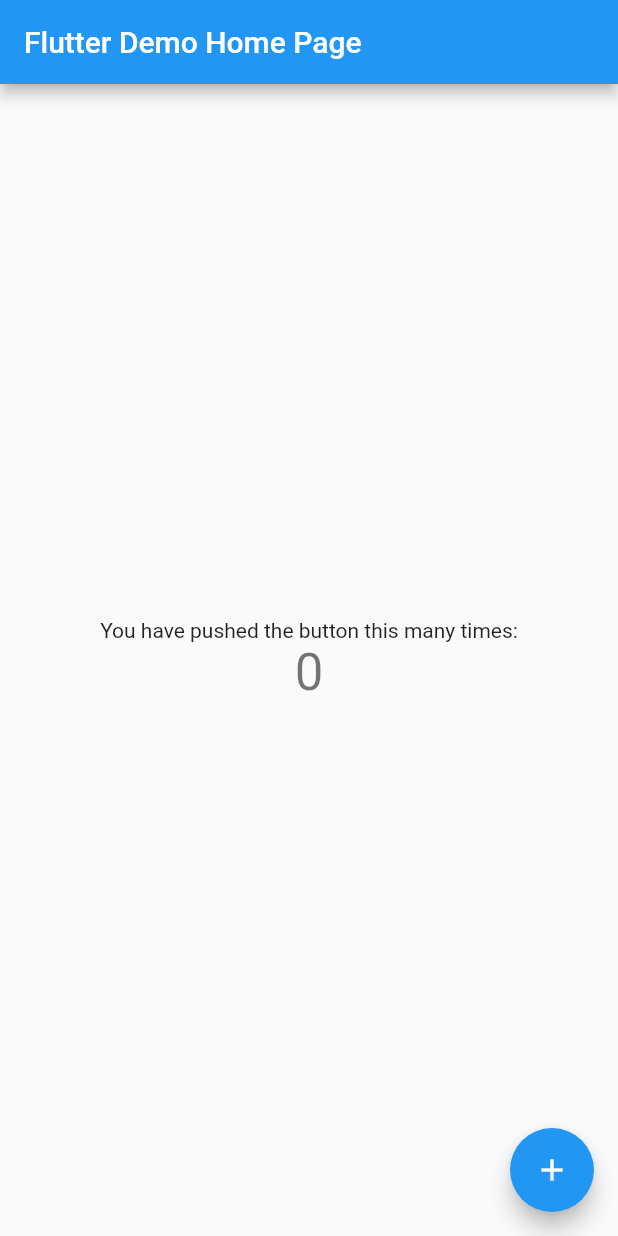
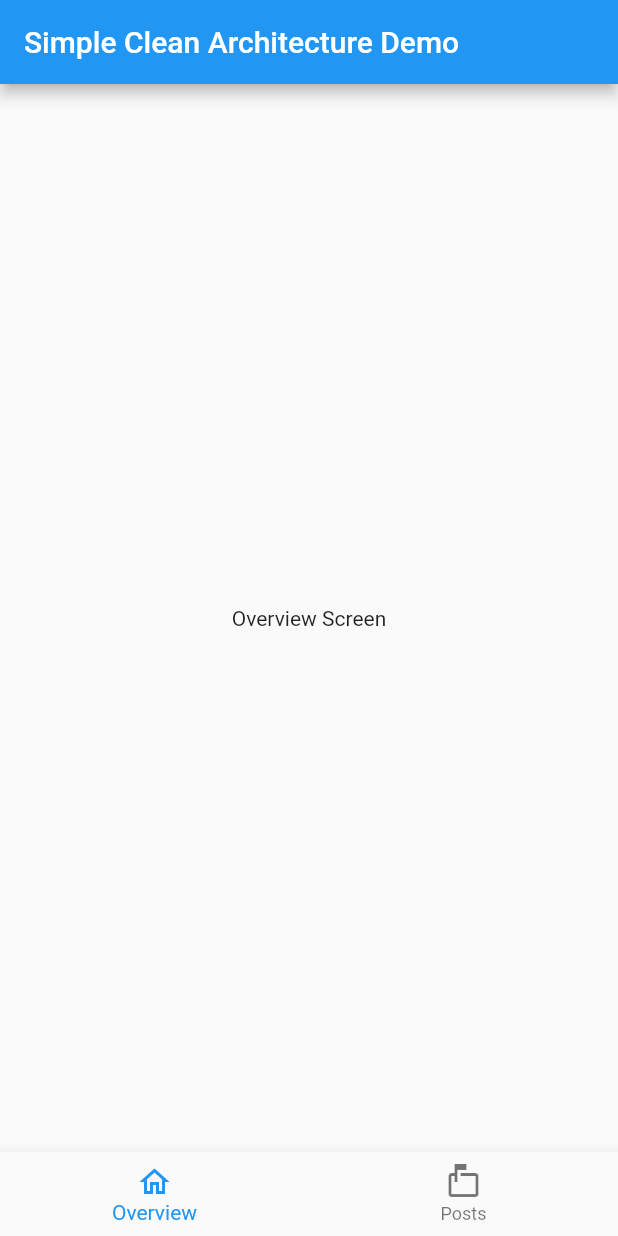
Before and after one commit to dthuesen/architecture_proposal_0, a Flutter app: the screen it shows after launch, on a phone screen of 412 x 824 dp. Run offline on Flutter 3.47's test engine with Material 2 defaults, Android fonts, the phone set to English and light mode, and no system bars; our stand-ins replace dio, equatable, flutter_riverpod.

Commit message:
Implement architectural POC

```diff
--- /dev/null
+++ b/lib/data/remote/jsonplaceholder_typicode_com/jsonplaceholder.dart
@@ -0,0 +1,22 @@
+import 'package:dio/dio.dart';
+
+final Map<String, String> enpoints = {
+  'getPosts': 'https://jsonplaceholder.typicode.com/posts',
+  'getSinglePost': 'https://jsonplaceholder.typicode.com/posts/',
+  'createPost': 'https://jsonplaceholder.typicode.com/posts',
+  'updatePost': 'https://jsonplaceholder.typicode.com/posts/',
+  'patchPost': 'https://jsonplaceholder.typicode.com/posts/',
+  'deletePost': 'https://jsonplaceholder.typicode.com/posts/'
+};
+
+class JsonplaceholderApi {
+  late Response<String> response;
+  final dio = Dio();
+
+  Future<String> getPosts() async {
+    response = await dio.get(enpoints['getPosts']!);
+    // print(
+    //     "In data/remote/jsonplaceholder - response: ${response.data.toString()}");
+    return response.data.toString();
+  }
+}
--- /dev/null
+++ b/lib/domain/repositories/post_repo_abstract.dart
@@ -0,0 +1,5 @@
+import 'package:architecture_proposal_0/data/models/post.dart';
+
+abstract class PostRepo {
+  Future<List<Post>> getAllPosts();
+}
--- /dev/null
+++ b/lib/domain/use_cases/index.dart
@@ -0,0 +1 @@
+export 'get_all_posts.dart';
--- a/lib/main.dart
+++ b/lib/main.dart
@@ -1,7 +1,13 @@
+import 'package:architecture_proposal_0/presentation/pages/home/home.dart';
 import 'package:flutter/material.dart';
+import 'package:flutter_riverpod/flutter_riverpod.dart';
 
 void main() {
-  runApp(MyApp());
+  runApp(
+    ProviderScope(
+      child: MyApp(),
+    ),
+  );
 }
 
 class MyApp extends StatelessWidget {
@@ -11,103 +17,9 @@ class MyApp extends StatelessWidget {
     return MaterialApp(
       title: 'Flutter Demo',
       theme: ThemeData(
-        // This is the theme of your application.
-        //
-        // Try running your application with "flutter run". You'll see the
-        // application has a blue toolbar. Then, without quitting the app, try
-        // changing the primarySwatch below to Colors.green and then invoke
-        // "hot reload" (press "r" in the console where you ran "flutter run",
-        // or simply save your changes to "hot reload" in a Flutter IDE).
-        // Notice that the counter didn't reset back to zero; the application
-        // is not restarted.
         primarySwatch: Colors.blue,
       ),
-      home: MyHomePage(title: 'Flutter Demo Home Page'),
+      home: MyHomePage(),
     );
   }
 }
-
-class MyHomePage extends StatefulWidget {
-  MyHomePage({Key? key, required this.title}) : super(key: key);
-
-  // This widget is the home page of your application. It is stateful, meaning
-  // that it has a State object (defined below) that contains fields that affect
-  // how it looks.
-
-  // This class is the configuration for the state. It holds the values (in this
-  // case the title) provided by the parent (in this case the App widget) and
-  // used by the build method of the State. Fields in a Widget subclass are
-  // always marked "final".
-
-  final String title;
-
-  @override
-  _MyHomePageState createState() => _MyHomePageState();
-}
-
-class _MyHomePageState extends State<MyHomePage> {
-  int _counter = 0;
-
-  void _incrementCounter() {
-    setState(() {
-      // This call to setState tells the Flutter framework that something has
-      // changed in this State, which causes it to rerun the build method below
-      // so that the display can reflect the updated values. If we changed
-      // _counter without calling setState(), then the build method would not be
-      // called again, and so nothing would appear to happen.
-      _counter++;
-    });
-  }
-
-  @override
-  Widget build(BuildContext context) {
-    // This method is rerun every time setState is called, for instance as done
-    // by the _incrementCounter method above.
-    //
-    // The Flutter framework has been optimized to make rerunning build methods
-    // fast, so that you can just rebuild anything that needs updating rather
-    // than having to individually change instances of widgets.
-    return Scaffold(
-      appBar: AppBar(
-        // Here we take the value from the MyHomePage object that was created by
-        // the App.build method, and use it to set our appbar title.
-        title: Text(widget.title),
-      ),
-      body: Center(
-        // Center is a layout widget. It takes a single child and positions it
-        // in the middle of the parent.
-        child: Column(
-          // Column is also a layout widget. It takes a list of children and
-          // arranges them vertically. By default, it sizes itself to fit its
-          // children horizontally, and tries to be as tall as its parent.
-          //
-          // Invoke "debug painting" (press "p" in the console, choose the
-          // "Toggle Debug Paint" action from the Flutter Inspector in Android
-          // Studio, or the "Toggle Debug Paint" command in Visual Studio Code)
-          // to see the wireframe for each widget.
-          //
-          // Column has various properties to control how it sizes itself and
-          // how it positions its children. Here we use mainAxisAlignment to
-          // center the children vertically; the main axis here is the vertical
-          // axis because Columns are vertical (the cross axis would be
-          // horizontal).
-          mainAxisAlignment: MainAxisAlignment.center,
-          children: <Widget>[
-            Text(
-              'You have pushed the button this many times:',
-            ),
-            Text(
-              '$_counter',
-              style: Theme.of(context).textTheme.headline4,
-            ),
-          ],
-        ),
-      ),
-      floatingActionButton: FloatingActionButton(
-        onPressed: _incrementCounter,
-        tooltip: 'Increment',
-        child: Icon(Icons.add),
-      ), // This trailing comma makes auto-formatting nicer for build methods.
-    );
-  }
-}
--- /dev/null
+++ b/lib/presentation/pages/home/home.dart
@@ -0,0 +1,62 @@
+import 'package:architecture_proposal_0/presentation/screens/overview_screen.dart';
+import 'package:architecture_proposal_0/presentation/screens/posts/posts_screen.dart';
+import 'package:flutter/material.dart';
+
+class MyHomePage extends StatefulWidget {
+  MyHomePage({
+    Key? key,
+  }) : super(key: key);
+
+  @override
+  _MyHomePageState createState() => _MyHomePageState();
+}
+
+class _MyHomePageState extends State<MyHomePage> {
+  int _selectedIndex = 0;
+
+  static const List<Map<String, Widget>> _screens = [
+    {
+      'title': Text('Simple Clean Architecture Demo'),
+      'child': OverviewScreen(),
+    },
+    {
+      'title': Text('Posts List'),
+      'child': PostsScreen(),
+    },
+  ];
+
+  void _onItemTapped(int index) {
+    setState(() {
+      _selectedIndex = index;
+    });
+  }
+
+  @override
+  Widget build(BuildContext context) {
+    return Scaffold(
+      appBar: AppBar(
+        title: _screens.elementAt(_selectedIndex)['title']!,
+      ),
+      body: SafeArea(
+        child: Padding(
+          padding: const EdgeInsets.all(16.0),
+          child: _screens.elementAt(_selectedIndex)['child']!,
+        ),
+      ),
+      bottomNavigationBar: BottomNavigationBar(
+        items: const <BottomNavigationBarItem>[
+          BottomNavigationBarItem(
+            icon: Icon(Icons.home_outlined),
+            label: 'Overview',
+          ),
+          BottomNavigationBarItem(
+            icon: Icon(Icons.markunread_mailbox_outlined),
+            label: 'Posts',
+          ),
+        ],
+        currentIndex: _selectedIndex,
+        onTap: _onItemTapped,
+      ),
+    );
+  }
+}
--- /dev/null
+++ b/lib/presentation/screens/overview_screen.dart
@@ -0,0 +1,16 @@
+import 'package:flutter/material.dart';
+
+class OverviewScreen extends StatelessWidget {
+  const OverviewScreen({Key? key}) : super(key: key);
+
+  static final Widget title = Text('Simple Clean Architecture Demo');
+
+  @override
+  Widget build(BuildContext context) {
+    return Center(
+      child: Container(
+        child: Text("Overview Screen"),
+      ),
+    );
+  }
+}
--- a/pubspec.yaml
+++ b/pubspec.yaml
@@ -28,6 +28,11 @@ dependencies:
   # The following adds the Cupertino Icons font to your application.
   # Use with the CupertinoIcons class for iOS style icons.
   cupertino_icons: ^1.0.2
+  dio: ^4.0.0
+  json_serializable: ^4.1.4
+  equatable: ^2.0.3
+  build_runner: ^2.1.2
+  flutter_riverpod: ^1.0.0-dev.7
 
 dev_dependencies:
   flutter_test:
```
Also changed, not shown: lib/data/models/post.dart (added, +31 -0 lines), lib/data/repositories/post_repo_impl.dart (added, +21 -0 lines), lib/domain/use_cases/constants_rest.dart (added, +55 -0 lines), lib/domain/use_cases/get_all_posts.dart (added, +11 -0 lines), lib/presentation/providers/posts_provider.dart (added, +22 -0 lines), lib/presentation/screens/posts/posts_screen.dart (added, +45 -0 lines), lib/data/models/post.g.dart (added), pubspec.lock, 1 other file.
